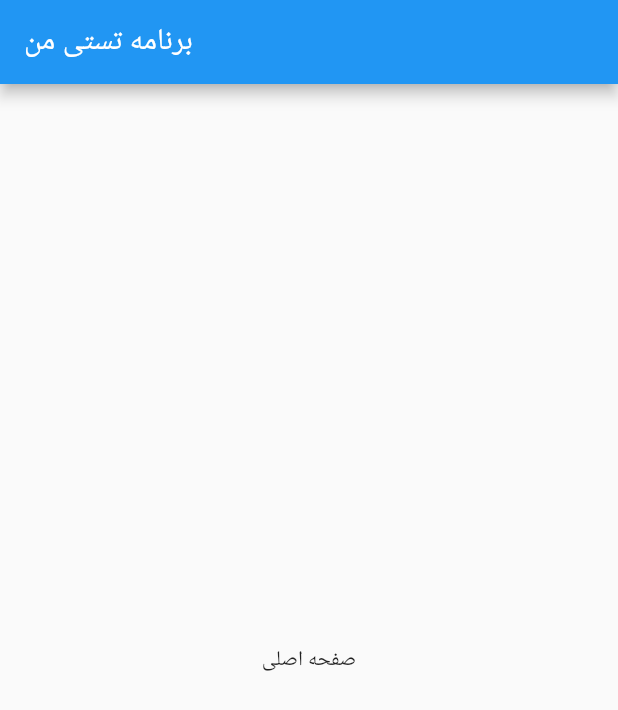
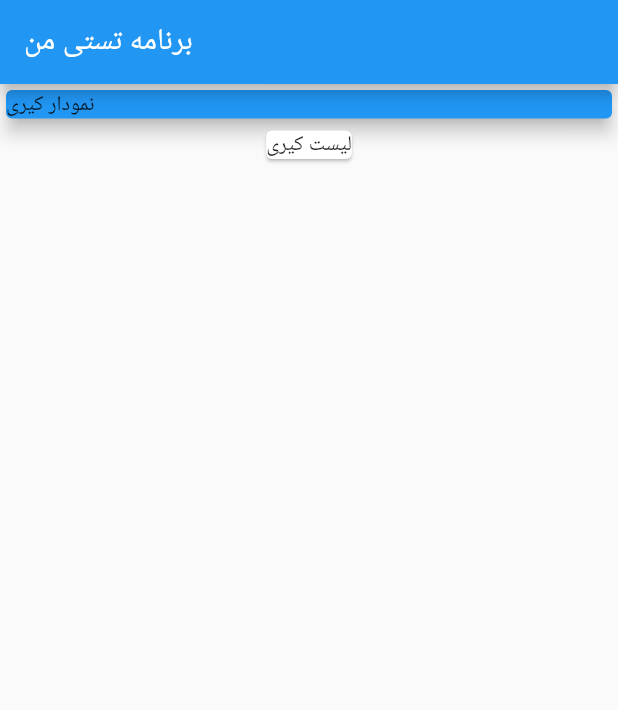
Before and after one commit to MWW1987/Flutter_TestApp, a Flutter app: the screen it shows after launch, on a phone screen of 412 x 824 dp. Shown: the top 710 px of the screen. Run offline on Flutter 3.47's test engine with Material 2 defaults, Android fonts, the phone set to English and light mode, and no system bars.

Commit message:
some wraping

```diff
--- a/lib/main.dart
+++ b/lib/main.dart
@@ -16,12 +16,23 @@ class MyHomePage extends StatelessWidget {
   @override
   Widget build(BuildContext context) {
     return Scaffold(
-      appBar: AppBar(
-        title: Text('برنامه تستی من'),
-      ),
-      body: Center(
-        child: Text('صفحه اصلی'),
-      ),
-    );
+        appBar: AppBar(
+          title: Text('برنامه تستی من'),
+        ),
+        body: Column(
+          children: <Widget>[
+            Container(
+              width: double.infinity,
+              child: Card(
+                color: Colors.blue,
+                child: Text('نمودار کیری'),
+                elevation: 5,
+              ),
+            ),
+            Card(
+              child: Text('لیست کیری'),
+            )
+          ],
+        ));
   }
 }
```
